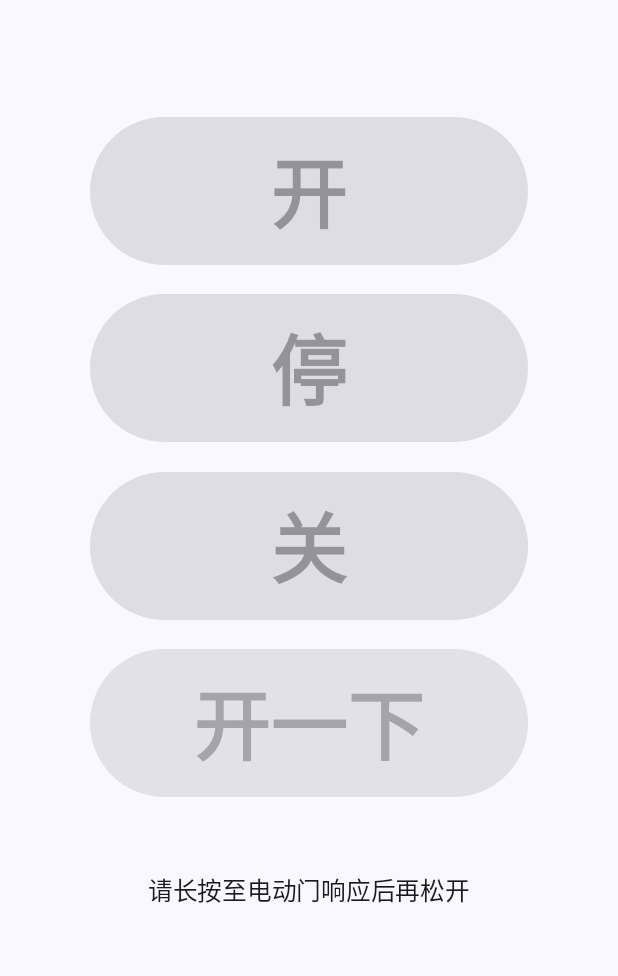
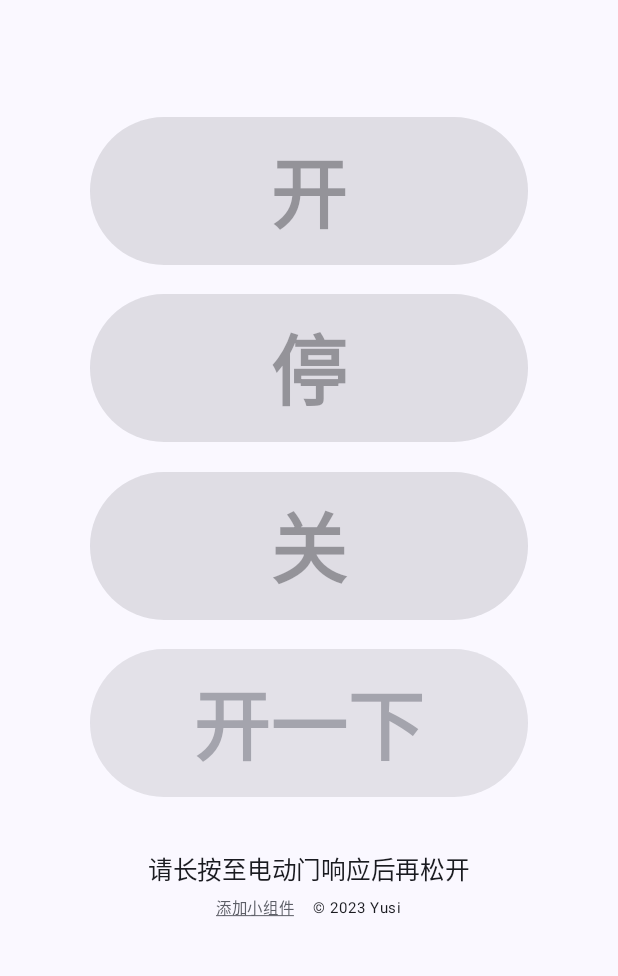
Before and after one commit to tangyusi97/DoorControlAPK, an Android app built with Jetpack Compose: the screen it shows after launch (MainActivity), on a phone screen of 412 x 824 dp, the part 254-1230 px from its top. Run offline under Robolectric (Android 15) with nearby library versions, the phone set to English and light mode, and no system bars; our stand-ins replace accompanist.

Commit message:
Pin小组件入口

```diff
--- a/app/src/main/java/cn/yusi97/doorcontrol/MainActivity.kt
+++ b/app/src/main/java/cn/yusi97/doorcontrol/MainActivity.kt
@@ -1,8 +1,11 @@
 package cn.yusi97.doorcontrol
 
+import android.appwidget.AppWidgetManager
+import android.os.Build
 import android.os.Bundle
 import androidx.activity.ComponentActivity
 import androidx.activity.compose.setContent
+import androidx.compose.foundation.clickable
 import androidx.compose.foundation.interaction.MutableInteractionSource
 import androidx.compose.foundation.interaction.collectIsPressedAsState
 import androidx.compose.foundation.isSystemInDarkTheme
@@ -14,6 +17,7 @@ import androidx.compose.ui.Modifier
 import androidx.compose.ui.graphics.Color
 import androidx.compose.ui.res.stringResource
 import androidx.compose.ui.text.font.FontWeight
+import androidx.compose.ui.text.style.TextDecoration
 import androidx.compose.ui.unit.dp
 import androidx.core.view.WindowCompat
 import cn.yusi97.doorcontrol.ui.theme.AppTheme
@@ -68,9 +72,29 @@ class MainActivity : ComponentActivity() {
                         }
                         Column(
                             modifier = Modifier.height(150.vh),
-                            verticalArrangement = Arrangement.Center
+                            verticalArrangement = Arrangement.Center,
+                            horizontalAlignment = Alignment.CenterHorizontally
                         ) {
                             Text(text = stringResource(R.string.tip), fontSize = 16.th)
+                            Row(
+                                modifier = Modifier
+                                    .fillMaxWidth()
+                                    .padding(2.dp),
+                                horizontalArrangement = Arrangement.Center
+                            ) {
+                                Text(
+                                    modifier = Modifier.clickable { pinWidgets() },
+                                    text = "添加小组件",
+                                    fontSize = 10.th,
+                                    textDecoration = TextDecoration.Underline,
+                                    color = MaterialTheme.colorScheme.outline
+                                )
+                                Text(
+                                    modifier = Modifier.padding(12.dp, 0.dp, 0.dp, 0.dp),
+                                    text = "© 2023 Yusi",
+                                    fontSize = 10.th,
+                                )
+                            }
                         }
                     }
                 }
@@ -83,7 +107,14 @@ class MainActivity : ComponentActivity() {
         hardware.myBleAdvertiser.setUp()
     }
 
+    private fun pinWidgets() {
+        if (Build.VERSION.SDK_INT >= Build.VERSION_CODES.Q) {
+            AppWidgetManager.getInstance(this)
+                .getInstalledProvidersForPackage(packageName, null).last().pin(this)
+        }
+    }
 }
+
 
 @Composable
 fun FullScreen() {
--- a/app/src/main/res/xml/control_widget.xml
+++ b/app/src/main/res/xml/control_widget.xml
@@ -4,6 +4,7 @@
     android:minHeight="40dp"
     android:updatePeriodMillis="0"
     android:initialLayout="@layout/widget"
+    android:previewImage="@mipmap/my_launcher_round"
     android:resizeMode="horizontal|vertical"
     android:widgetCategory="home_screen">
 </appwidget-provider>
```
Also changed, not shown: app/src/main/java/cn/yusi97/doorcontrol/ApplWidget.kt (+16 -0 lines).
